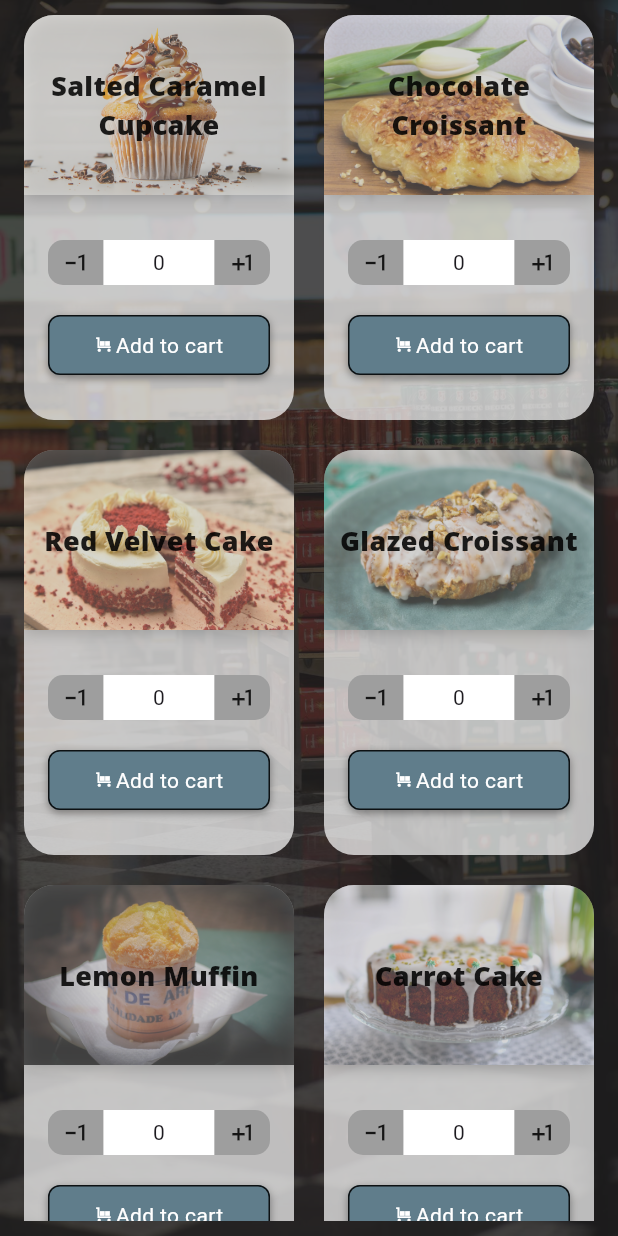
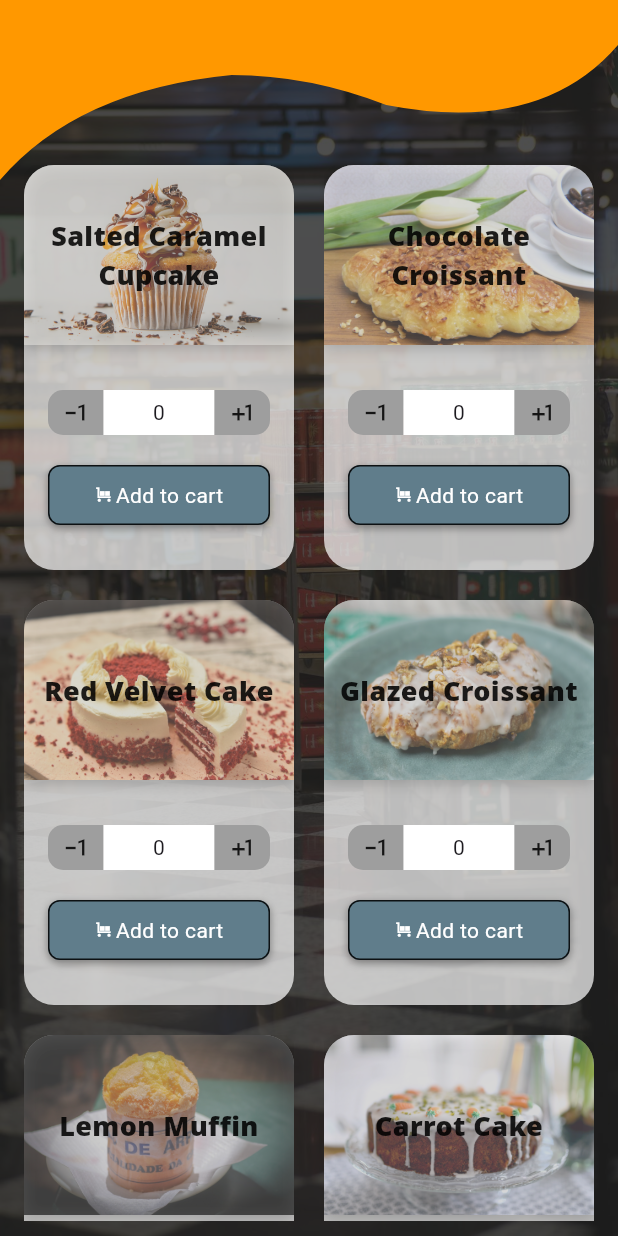
Before and after one commit to hery-alex/fluro_test_application, a Flutter app: the screen it shows after launch, on a phone screen of 412 x 824 dp. Run offline on Flutter 3.47's test engine with Material 3 defaults, Android fonts, the phone set to English and light mode, and no system bars; our stand-ins replace rxdart; Roboto replaces fonts that are missing (Open Sans).

Commit message:
ui update

```diff
--- /dev/null
+++ b/lib/layout/custom_appBar.dart
@@ -0,0 +1,25 @@
+
+import 'package:fluro_test_application/config/size_config.dart';
+import 'package:fluro_test_application/widgets/ui/ui_clippers/wave_clipper.dart';
+import 'package:flutter/material.dart';
+
+class CustomAppbar extends StatelessWidget implements PreferredSizeWidget{
+  const CustomAppbar({super.key});
+
+  @override
+  Widget build(BuildContext context) {
+    return PreferredSize(
+    preferredSize:preferredSize, // Set this height
+    child: ClipPath(
+            clipper: WaveClipper(),
+           child:  Container(
+            width: SizeConfig.screenWidth,
+            color: Colors.orange,
+          ),
+      ),
+  );
+  }
+
+   @override
+  Size get preferredSize => const Size.fromHeight(140);
+}
--- a/lib/layout/layout_with_background.dart
+++ b/lib/layout/layout_with_background.dart
@@ -1,5 +1,6 @@
 import 'package:fluro_test_application/assets/assets_images.dart';
 import 'package:fluro_test_application/config/size_config.dart';
+import 'package:fluro_test_application/layout/custom_appBar.dart';
 import 'package:flutter/material.dart';
 import 'package:flutter/services.dart';
 
@@ -16,20 +17,13 @@ class LayoutForBackground extends StatelessWidget {
     ),
     child: SafeArea(
       child: Scaffold(
-      appBar:showBackButton ? AppBar(
-          backgroundColor: Colors.black87,
-          leading:  IconButton(
-            color: Colors.white,
-            icon:const Icon(Icons.arrow_back),
-            onPressed: () {
-              Navigator.pop(context);
-            },
-          ) ,
-        ): null,
+        backgroundColor: Colors.transparent,
         body:SafeArea(
-          child: Container(
+          child: Stack(
+            children: [
+              Container(
                 width: SizeConfig.screenWidth,
-            height: SizeConfig.screenHeight,
+                height: SizeConfig.screenHeight!,
                 decoration: BoxDecoration(
                   color: Colors.black87,
                   image:DecorationImage(
@@ -40,6 +34,12 @@ class LayoutForBackground extends StatelessWidget {
                 ),
                 child: child,
               ),
+              const SizedBox(
+                height: 120,
+                child: CustomAppbar()
+              ),
+            ],
+          ),
         ),
        ),
     ),
--- a/lib/screens/products_list/products_list_view.dart
+++ b/lib/screens/products_list/products_list_view.dart
@@ -20,6 +20,7 @@ class ProductsListView extends StatelessWidget {
             return const CircularProgressIndicator();
           }
           return GridView.builder(
+            padding: const EdgeInsets.only(top: 100),
             itemCount: productsDataList.data.length,
             gridDelegate:const SliverGridDelegateWithFixedCrossAxisCount(
               crossAxisCount: 2,
--- a/lib/widgets/UI/buttons/product_increment_widget.dart
+++ b/lib/widgets/UI/buttons/product_increment_widget.dart
@@ -1,4 +1,4 @@
-import 'package:fluro_test_application/widgets/UI/buttons/add_button.dart';
+import 'package:fluro_test_application/widgets/ui/buttons/add_button.dart';
 import 'package:flutter/material.dart';
 
 class WidgetIncrementProduct extends StatefulWidget {
--- /dev/null
+++ b/lib/widgets/UI/ui_clippers/wave_clipper.dart
@@ -0,0 +1,31 @@
+import 'package:flutter/material.dart';
+
+class WaveClipper extends CustomClipper<Path> {
+   @override
+  Path getClip(Size size) {
+    var path = Path();
+    path.lineTo(0.0, size.height   );
+    var firstStartpoint = Offset(size.width/4 - size.width/8, size.height -60);
+    var fistendpoint = Offset(size.width/4 + size.width/8, size.height -70);
+    path.quadraticBezierTo(firstStartpoint.dx,  firstStartpoint.dy, fistendpoint.dx , fistendpoint.dy);
+
+
+    var  secStartpoint = Offset(size.width/2 , size.height - 70);
+    var  secEndpoint = Offset(size.width/2 + size.width / 8 , size.height - 50);
+    path.quadraticBezierTo(secStartpoint.dx,  secStartpoint.dy, secEndpoint.dx , secEndpoint.dy);
+
+    var  thirdStartpoint = Offset(3*(size.width/4) + size.width /8 , size.height -30);
+    var  thirdEndpoint = Offset(size.width , size.height - 90);
+    path.quadraticBezierTo(thirdStartpoint.dx,  thirdStartpoint.dy, thirdEndpoint.dx , thirdEndpoint.dy);
+
+    path.lineTo(size.width , 0.0);
+    path.close();
+    return path;
+  }
+
+  @override
+  bool shouldReclip(covariant CustomClipper<Path> oldClipper) {
+    return false;
+  }
+
+}
--- a/lib/widgets/products/products_closed_widget.dart
+++ b/lib/widgets/products/products_closed_widget.dart
@@ -1,6 +1,6 @@
 import 'package:fluro_test_application/config/size_config.dart';
 import 'package:fluro_test_application/models/product_model/product_model.dart';
-import 'package:fluro_test_application/widgets/UI/buttons/product_increment_widget.dart';
+import 'package:fluro_test_application/widgets/ui/buttons/product_increment_widget.dart';
 import 'package:flutter/material.dart';
 
 class ProductClosedWidget extends StatelessWidget {
```
Lines whose indentation alone changed are shown as unchanged.
